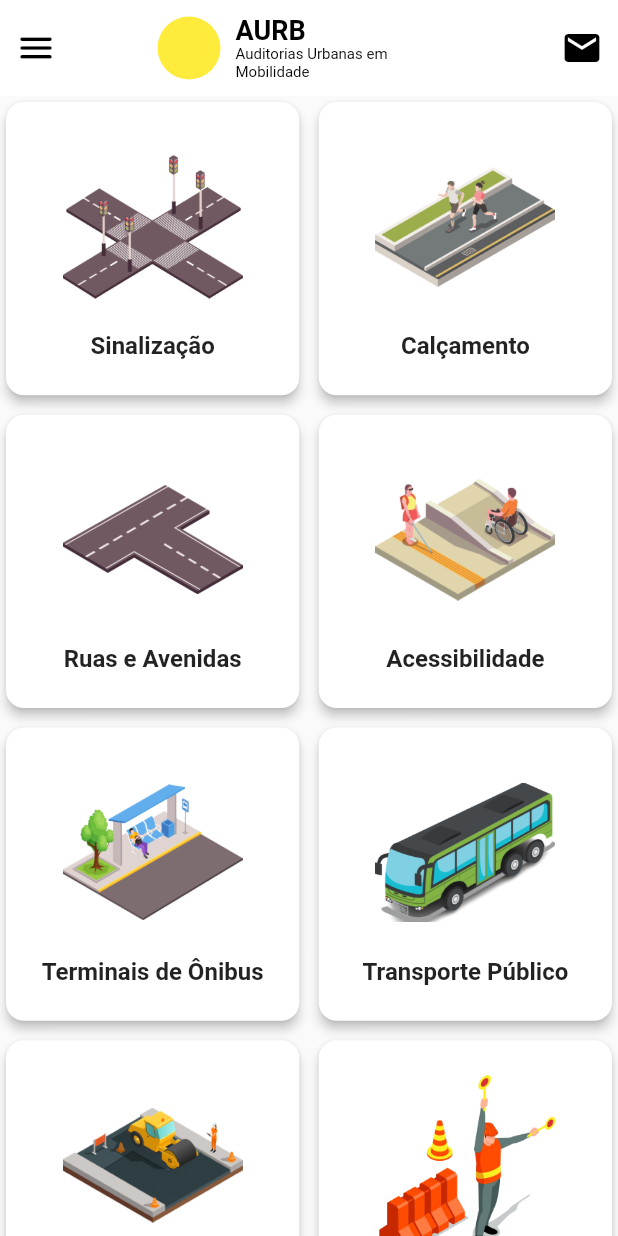
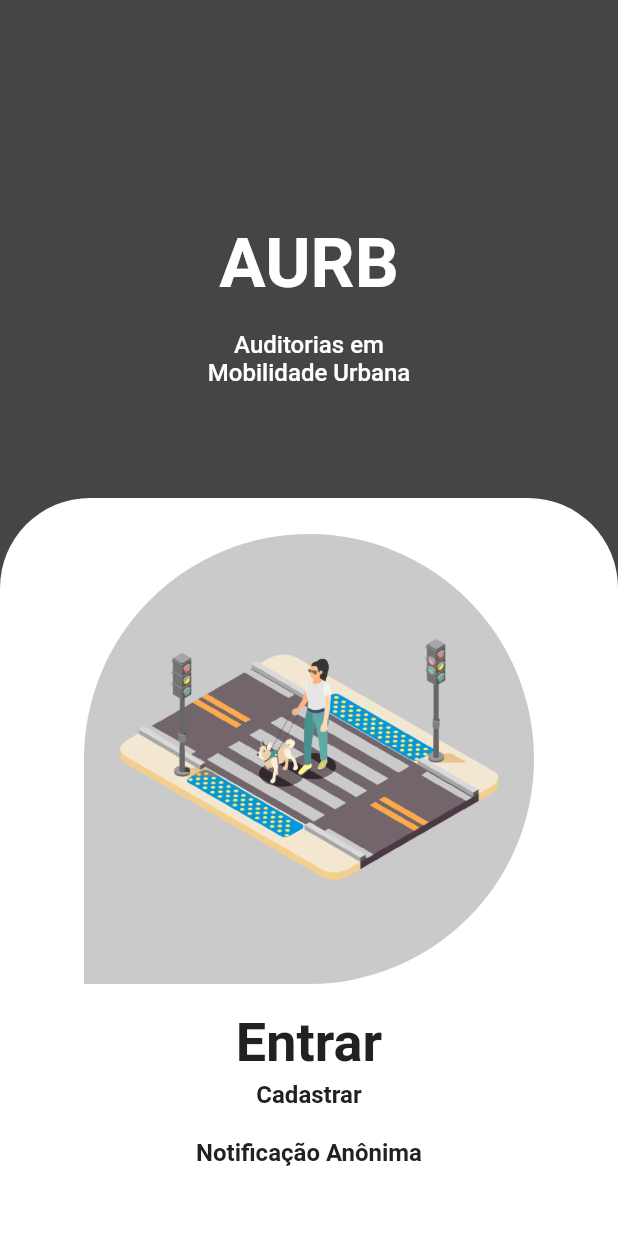
Before and after one commit to amon-mn/aurb, a Flutter app: the screen it shows after launch, on a phone screen of 412 x 824 dp. Run offline on Flutter 3.47's test engine with Material 2 defaults, Android fonts, the phone set to English and light mode, and no system bars.

Commit message:
WelcomeScreen layout added

```diff
--- /dev/null
+++ b/lib/components/card.dart
@@ -0,0 +1,26 @@
+import 'package:flutter/material.dart';
+
+class MyCard extends StatelessWidget {
+  final Widget child;
+  final double height;
+  final double width;
+
+  MyCard({required this.child, required this.height, required this.width});
+
+  @override
+  Widget build(BuildContext context) {
+    return Container(
+      height: height,
+      width: width,
+      decoration: BoxDecoration(
+        color: Colors.white,
+        borderRadius: BorderRadius.only(
+          topLeft: Radius.circular(60),
+          topRight: Radius.circular(60),
+        ),
+      ),
+      padding: EdgeInsets.all(24.0),
+      child: child,
+    );
+  }
+}
--- /dev/null
+++ b/lib/components/my_text_button.dart
@@ -0,0 +1,61 @@
+import 'package:flutter/material.dart';
+
+class MyTextButton extends StatefulWidget {
+  final VoidCallback onTap;
+  final String text;
+  final double textSize;
+
+  const MyTextButton(
+      {Key? key,
+      required this.onTap,
+      required this.text,
+      required this.textSize})
+      : super(key: key);
+
+  @override
+  _MyTextButtonState createState() => _MyTextButtonState();
+}
+
+class _MyTextButtonState extends State<MyTextButton> {
+  bool _isPressed = false;
+
+  @override
+  Widget build(BuildContext context) {
+    return Container(
+      padding: const EdgeInsets.all(2),
+      margin: const EdgeInsets.symmetric(horizontal: 32),
+      decoration: BoxDecoration(
+        color: Colors.transparent, // Set the background color as transparent
+        borderRadius: BorderRadius.circular(15),
+      ),
+      child: InkWell(
+        onTap: widget.onTap,
+        onTapDown: (_) {
+          setState(() {
+            _isPressed = true;
+          });
+        },
+        onTapCancel: () {
+          setState(() {
+            _isPressed = false;
+          });
+        },
+        onTapUp: (_) {
+          setState(() {
+            _isPressed = false;
+          });
+        },
+        child: Center(
+          child: Text(
+            widget.text,
+            style: TextStyle(
+              color: _isPressed ? Colors.grey[800] : Colors.grey[900],
+              fontWeight: FontWeight.bold,
+              fontSize: widget.textSize,
+            ),
+          ),
+        ),
+      ),
+    );
+  }
+}
--- a/lib/main.dart
+++ b/lib/main.dart
@@ -1,4 +1,5 @@
 import 'package:aurb/screens/home.dart';
+import 'package:aurb/screens/welcome.dart';
 import 'package:flutter/material.dart';
 import 'package:flutter/services.dart';
 
@@ -36,6 +37,6 @@ class MyApp extends StatelessWidget {
         debugShowCheckedModeBanner: false,
         title: title,
         theme: ThemeData(primarySwatch: customGrayColor),
-        home: HomeScreen(),
+        home: WelcomeScreen(),
       );
 }
--- a/lib/screens/home.dart
+++ b/lib/screens/home.dart
@@ -1,5 +1,5 @@
 import 'package:aurb/screens/sections/header.dart';
-import 'package:aurb/components/menuCard.dart';
+import 'package:aurb/components/menu_card.dart';
 import 'package:aurb/components/navigation_drawer.dart';
 import 'package:aurb/screens/notifications/accessibility_screen.dart';
 import 'package:aurb/screens/notifications/bus_terminal_screen.dart';
--- /dev/null
+++ b/lib/screens/welcome.dart
@@ -0,0 +1,100 @@
+import 'package:aurb/components/card.dart';
+import 'package:aurb/components/my_text_button.dart';
+import 'package:flutter/material.dart';
+
+class WelcomeScreen extends StatelessWidget {
+  const WelcomeScreen({
+    Key? key,
+  }) : super(key: key);
+
+  @override
+  Widget build(BuildContext context) {
+    return Scaffold(
+      backgroundColor: const Color.fromARGB(255, 69, 69, 69),
+      body: SafeArea(
+        child: SingleChildScrollView(
+          child: Center(
+            child: Column(
+              crossAxisAlignment: CrossAxisAlignment.center,
+              children: [
+                const SizedBox(height: 148),
+                const Text(
+                  'AURB',
+                  style: TextStyle(
+                      fontWeight: FontWeight.bold,
+                      fontSize: 46,
+                      color: Colors.white),
+                ),
+                const SizedBox(height: 18),
+                Container(
+                  width: 184,
+                  alignment: Alignment.center,
+                  child: const Column(
+                    children: [
+                      Text(
+                        'Auditorias em',
+                        style: TextStyle(
+                            fontSize: 16,
+                            fontWeight: FontWeight.w500,
+                            color: Colors.white),
+                      ),
+                      Text(
+                        'Mobilidade Urbana',
+                        style: TextStyle(
+                            fontSize: 16,
+                            fontWeight: FontWeight.w500,
+                            color: Colors.white),
+                      ),
+                    ],
+                  ),
+                ),
+                const SizedBox(height: 74),
+                MyCard(
+                  width: MediaQuery.sizeOf(context).width,
+                  height: 560,
+                  child: Column(
+                    children: [
+                      Container(
+                        width: 300,
+                        height: 300,
+                        decoration: const BoxDecoration(
+                          color: Color.fromARGB(255, 202, 202, 202),
+                          borderRadius: BorderRadius.only(
+                              topLeft: Radius.circular(200),
+                              topRight: Radius.circular(200),
+                              bottomRight: Radius.circular(200)),
+                        ),
+                        padding: const EdgeInsets.all(24.0),
+                        child: Image(
+                          image: AssetImage('lib/assets/traffic_lane.png'),
+                          fit: BoxFit.contain,
+                        ),
+                      ),
+                      SizedBox(height: 16),
+                      MyTextButton(
+                        onTap: () {},
+                        text: 'Entrar',
+                        textSize: 36,
+                      ),
+                      MyTextButton(
+                        onTap: () {},
+                        text: 'Cadastrar',
+                        textSize: 16,
+                      ),
+                      SizedBox(height: 16),
+                      MyTextButton(
+                        onTap: () {},
+                        text: 'Notificação Anônima',
+                        textSize: 16,
+                      ),
+                    ],
+                  ),
+                ),
+              ],
+            ),
+          ),
+        ),
+      ),
+    );
+  }
+}
```
Also changed, not shown: lib/components/menu_card.dart (renamed from lib/components/menuCard.dart).
